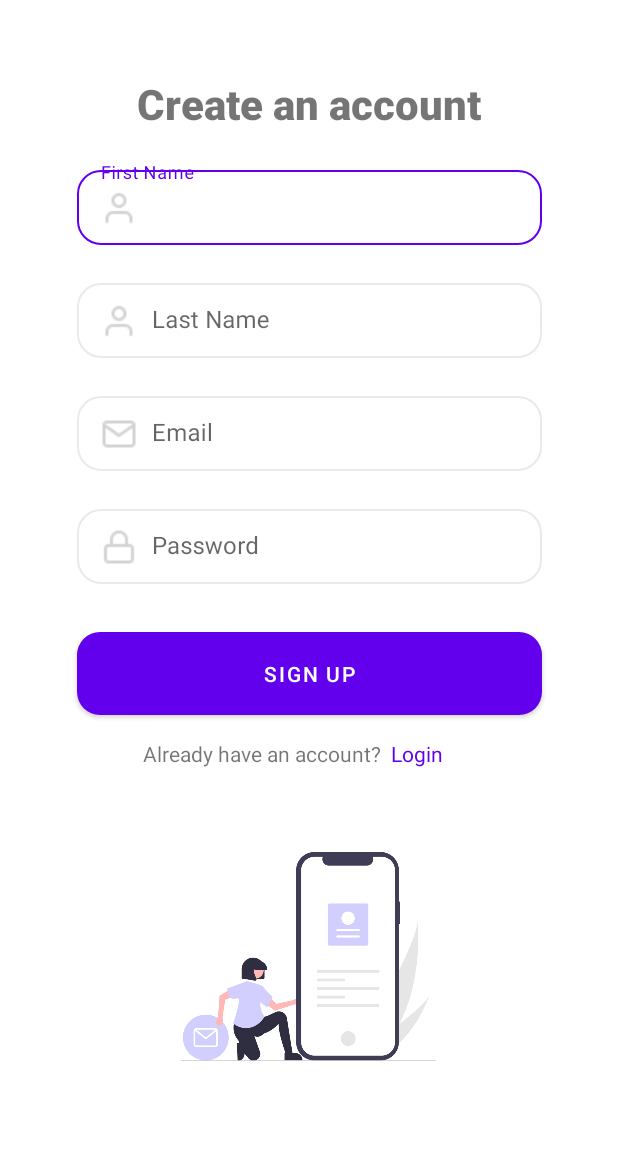
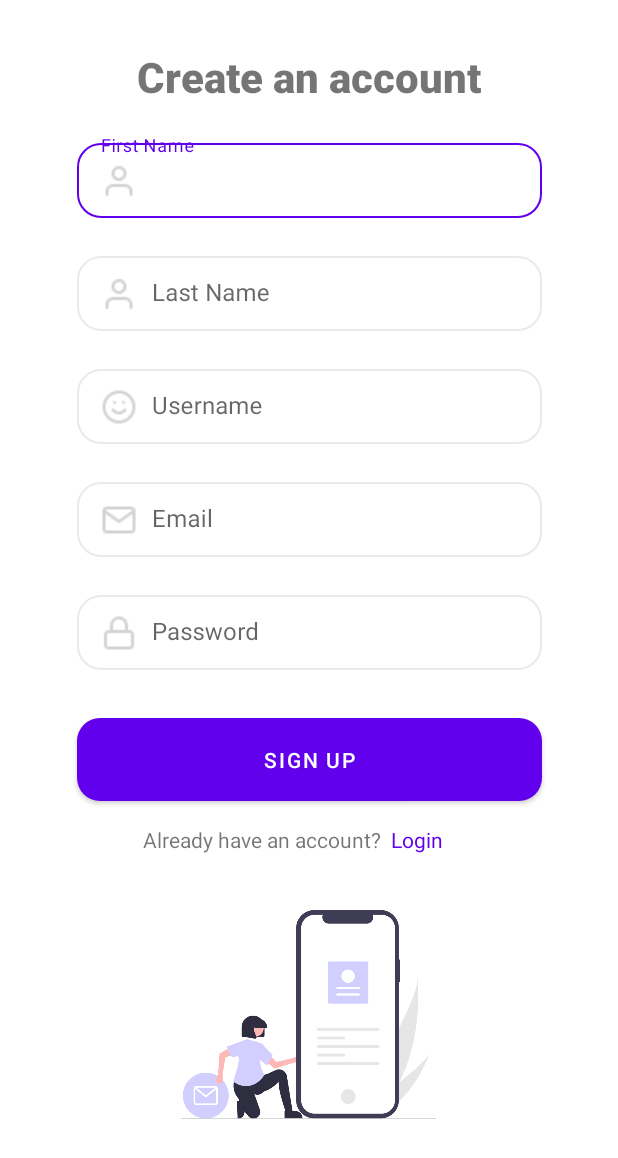
Before and after one commit to cathngo/Android-Mythology-Learning-App, an Android app: the Register screen opened directly, with no data from a screen before it, on a phone screen of 412 x 824 dp. Shown: the top 1158 px of the screen. Run offline under Robolectric (Android 15) with nearby library versions, the phone set to English and light mode, and no system bars; our stand-ins replace Firebase (no records; nobody signed in at launch, a user with empty details on screens opened directly), Room's generated code.

Commit message:
Finished ranking for leaderboard and added username for users

```diff
--- a/app/src/main/java/au/edu/unsw/infs3634/unswgamifiedlearningapp/Register.java
+++ b/app/src/main/java/au/edu/unsw/infs3634/unswgamifiedlearningapp/Register.java
@@ -20,19 +20,22 @@ import com.google.android.material.textfield.TextInputEditText;
 import com.google.firebase.auth.AuthResult;
 import com.google.firebase.auth.FirebaseAuth;
 
+import java.util.ArrayList;
 import java.util.List;
 import java.util.concurrent.Executors;
 
 //Reference for sign up using Firebase: https://www.youtube.com/watch?v=iSsa9OlQJms&ab_channel=SoftCoding
 
 public class Register extends AppCompatActivity {
-
+    TextInputEditText etUserName;
     TextInputEditText etRegEmail;
     TextInputEditText  etRegPassword;
     TextInputEditText  editFirstName;
     TextInputEditText  editLastName;
     TextView txtLogin;
     Button btnRegister;
+
+    boolean username_taken = false;
 
     FirebaseAuth mAuth;
 
@@ -43,7 +46,7 @@ public class Register extends AppCompatActivity {
         setContentView(R.layout.activity_register);
 
 
-
+        etUserName = findViewById(R.id.editUserName);
         etRegEmail = findViewById(R.id.editEmailReg);
         etRegPassword = findViewById(R.id.editPasswordReg);
         txtLogin = findViewById(R.id.txtLogin);
@@ -67,21 +70,28 @@ public class Register extends AppCompatActivity {
                 .build();
 
         //for testing purposes - need to get rid of this line later
-        //resetDatabase();
+        resetDatabase();
     }
 
     private void createUser(){
+        String username = etUserName.getText().toString();
         String email = etRegEmail.getText().toString();
         String password = etRegPassword.getText().toString();
         String fName = editFirstName.getText().toString();
         String lName = editLastName.getText().toString();
 
+
+
         if (TextUtils.isEmpty(email)){
             etRegEmail.setError("Email cannot be empty");
             etRegEmail.requestFocus();
-        }else if (TextUtils.isEmpty(password)){
+        }else if (TextUtils.isEmpty(password)) {
             etRegPassword.setError("Password cannot be empty");
             etRegPassword.requestFocus();
+        }
+        else if (username_taken == true) {
+            etUserName.setError("Username is already taken");
+            etUserName.requestFocus();
         }else{
             mAuth.createUserWithEmailAndPassword(email,password).addOnCompleteListener(new OnCompleteListener<AuthResult>() {
                 @Override
@@ -91,7 +101,7 @@ public class Register extends AppCompatActivity {
                         //insert into room Dao
                         DatabaseAll db  = DatabaseAll.getDbInstance(Register.this);
                         String id = mAuth.getCurrentUser().getUid();
-                        insertUserIntoDatabase(email,fName, lName, id, password, 0);
+                        insertUserIntoDatabase(email,fName, lName, id, password, 0, username);
                         startActivity(new Intent(Register.this, Login.class));
                     }else{
                         Toast.makeText(Register.this, "Registration Error: " + task.getException().getMessage(), Toast.LENGTH_SHORT).show();
@@ -101,11 +111,11 @@ public class Register extends AppCompatActivity {
         }
     }
 
-    private void insertUserIntoDatabase(String email, String firstName, String lastName, String id, String password, int level) {
+    private void insertUserIntoDatabase(String email, String firstName, String lastName, String id, String password, int level, String username) {
         Executors.newSingleThreadExecutor().execute(new Runnable() {
             @Override
             public void run() {
-                mDb.userDao().insert(new User(email, firstName, lastName, id, password, level));
+                mDb.userDao().insert(new User(email, firstName, lastName, id, password, level, username));
 
                 List<User> userAccounts = mDb.userDao().getUsers();
                 for(User userAccount : userAccounts) {
@@ -115,9 +125,9 @@ public class Register extends AppCompatActivity {
                     Log.d("Printing user uid" , userAccount.getUserId());
                     Log.d("Printing user pw" , userAccount.getPassword());
                     Log.d("Printing user level" , String.valueOf(userAccount.getLevel()));
+                    Log.d("Printing username" , String.valueOf(userAccount.getUsername()));
 
                 }
-
             }
         });
 
--- a/app/src/main/res/layout/activity_register.xml
+++ b/app/src/main/res/layout/activity_register.xml
@@ -11,7 +11,7 @@
         android:id="@+id/textView2"
         android:layout_width="wrap_content"
         android:layout_height="wrap_content"
-        android:layout_marginTop="50dp"
+        android:layout_marginTop="32dp"
         android:fontFamily="sans-serif-black"
         android:text="Create an account"
         android:textSize="28dp"
@@ -61,6 +61,26 @@
             android:hint="Last Name"
             android:inputType="textPersonName" />
     </com.google.android.material.textfield.TextInputLayout>
+    <com.google.android.material.textfield.TextInputLayout
+        android:id="@+id/etUserName"
+        style="@style/Widget.MaterialComponents.TextInputLayout.OutlinedBox"
+        android:layout_width="310dp"
+        android:layout_height="wrap_content"
+        android:layout_marginTop="20dp"
+        app:layout_constraintEnd_toEndOf="parent"
+        app:layout_constraintStart_toStartOf="parent"
+        app:layout_constraintTop_toBottomOf="@+id/etLastName">
+
+        <com.google.android.material.textfield.TextInputEditText
+            android:id="@+id/editUserName"
+            android:layout_width="310dp"
+            android:layout_height="50dp"
+            android:background="@drawable/custom_input"
+            android:drawableStart="@drawable/smile"
+            android:drawablePadding="10dp"
+            android:hint="Username"
+            android:inputType="textPersonName" />
+    </com.google.android.material.textfield.TextInputLayout>
 
     <com.google.android.material.textfield.TextInputLayout
         android:id="@+id/etEmail"
@@ -70,7 +90,7 @@
         android:layout_marginTop="20dp"
         app:layout_constraintEnd_toEndOf="parent"
         app:layout_constraintStart_toStartOf="parent"
-        app:layout_constraintTop_toBottomOf="@+id/etLastName">
+        app:layout_constraintTop_toBottomOf="@+id/etUserName">
 
         <com.google.android.material.textfield.TextInputEditText
             android:id="@+id/editEmailReg"
```
Also changed, not shown: app/src/main/java/au/edu/unsw/infs3634/unswgamifiedlearningapp/LeaderboardAdapter.java (+7 -4 lines), app/src/main/java/au/edu/unsw/infs3634/unswgamifiedlearningapp/User.java (+14 -3 lines), app/src/main/res/layout/activity_leaderboard.xml (+15 -1 lines), app/src/main/res/layout/list_item_leaderboard.xml (+17 -3 lines), app/src/main/res/drawable-v24/smile.png (added).
